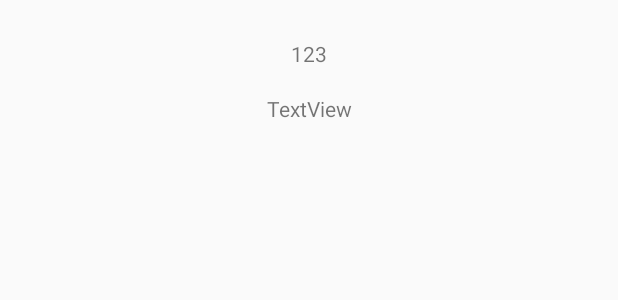
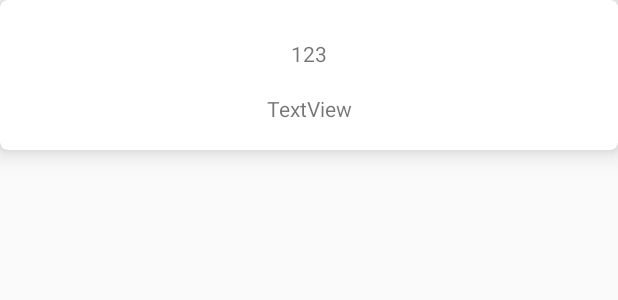
Before and after one commit to naumanafzaal/Quandoo, an Android app: the layout table_item.xml on its own in the app's theme, with its tools: preview values and no code run, on a phone screen of 412 x 824 dp. Shown: the top 300 px of the screen. Run offline under Robolectric (Android 15) with nearby library versions, the phone set to English and light mode, and no system bars.

Commit message:
tables info

```diff
--- a/app/build.gradle
+++ b/app/build.gradle
@@ -29,6 +29,7 @@ dependencies {
     implementation fileTree(dir: 'libs', include: ['*.jar'])
 
     implementation "com.android.support:recyclerview-v7:$supportLibraryVersion"
+    implementation "com.android.support:cardview-v7:$supportLibraryVersion"
     implementation "com.android.support:appcompat-v7:$supportLibraryVersion"
     implementation "com.android.support:support-v4:$supportLibraryVersion"
     implementation "com.android.support.constraint:constraint-layout:$constraintLayoutVersion"
--- a/app/src/main/AndroidManifest.xml
+++ b/app/src/main/AndroidManifest.xml
@@ -19,7 +19,8 @@
                 <category android:name="android.intent.category.LAUNCHER"/>
             </intent-filter>
         </activity>
-        <activity android:name=".View.UI.TableInfoActivity">
+        <activity
+            android:name=".View.UI.TableInfoActivity">
         </activity>
     </application>
 
--- a/app/src/main/java/com/app/quandoo/Service/Model/TableInfo.java
+++ b/app/src/main/java/com/app/quandoo/Service/Model/TableInfo.java
@@ -18,6 +18,8 @@ public class TableInfo
 
     public boolean isBooked;
     public long lastBookedTime;
+
+    // Customer information is being returned from server. Once we have it we know for which customer this table is booked.
     public int customerId;
 
     final static  long FifteenMinsInMilli = TimeUnit.MINUTES.toMillis(15);
--- a/app/src/main/java/com/app/quandoo/View/UI/CustomerListActivity.java
+++ b/app/src/main/java/com/app/quandoo/View/UI/CustomerListActivity.java
@@ -6,6 +6,7 @@ import android.databinding.DataBindingUtil;
 import android.os.Bundle;
 import android.support.annotation.Nullable;
 import android.support.v7.app.AppCompatActivity;
+import android.support.v7.widget.DividerItemDecoration;
 import android.widget.Toast;
 
 import com.app.quandoo.R;
@@ -58,6 +59,7 @@ public class CustomerListActivity extends AppCompatActivity implements CustomerC
     private void setUpRecyclerView()
     {
         customerListAdapter = new CustomerListAdapter(this);
+        binding.customerRecycler.addItemDecoration(new DividerItemDecoration(this, DividerItemDecoration.VERTICAL));
         binding.customerRecycler.setAdapter(customerListAdapter);
         binding.setIsLoading(true);
     }
--- a/app/src/main/res/layout/customer_item.xml
+++ b/app/src/main/res/layout/customer_item.xml
@@ -11,7 +11,8 @@
         android:layout_width="match_parent"
         android:layout_height="wrap_content"
         android:onClick="@{() ->  callback.onClick(customer)}"
-        android:paddingTop="8dp">
+        android:paddingTop="8dp"
+        android:paddingBottom="8dp">
 
         <TextView
             android:id="@+id/id"
--- a/app/src/main/res/layout/table_info.xml
+++ b/app/src/main/res/layout/table_info.xml
@@ -30,7 +30,7 @@
                 android:id="@+id/tablesRecycler"
                 android:layout_width="match_parent"
                 android:layout_height="match_parent"
-                app:layoutManager="LinearLayoutManager"/>
+                app:layoutManager="android.support.v7.widget.GridLayoutManager"/>
 
         </LinearLayout>
 
--- a/app/src/main/res/layout/table_item.xml
+++ b/app/src/main/res/layout/table_item.xml
@@ -6,6 +6,14 @@
         <variable name="tableInfo" type="com.app.quandoo.Service.Model.TableInfo"/>
         <variable name="tableCB" type="com.app.quandoo.View.Callback.TableClickCallback"/>
     </data>
+
+    <android.support.v7.widget.CardView
+        android:id="@+id/cardView"
+        android:layout_width="match_parent"
+        android:layout_height="wrap_content"
+        app:cardCornerRadius="5dp"
+        app:cardElevation="10dp"
+        app:cardMaxElevation="10dp">
 
     <android.support.constraint.ConstraintLayout
         android:layout_width="match_parent"
@@ -36,5 +44,6 @@
             app:layout_constraintTop_toBottomOf="@+id/id"/>
 
     </android.support.constraint.ConstraintLayout>
+    </android.support.v7.widget.CardView>
 
 </layout>
--- /dev/null
+++ b/app/src/main/res/values/dimen.xml
@@ -0,0 +1,4 @@
+<resources>
+
+    <dimen name="gridSpacing">5dp</dimen>
+</resources>
--- a/app/src/main/res/values/strings.xml
+++ b/app/src/main/res/values/strings.xml
@@ -1,5 +1,7 @@
 <resources>
     <string name="app_name">Quandoo</string>
+    <string name="tableInfo">Tables Information</string>
+
     <string name="userName">Name: %s %s</string>
     <string name="userId">Id: %d</string>
 
```
Also changed, not shown: app/src/main/java/com/app/quandoo/Utils/SpacesItemDecoration.java (added, +36 -0 lines), app/src/main/java/com/app/quandoo/View/UI/TableInfoActivity.java (+8 -0 lines), app/src/main/java/com/app/quandoo/ViewModel/TableInfoViewModel.java (+34 -0 lines).
